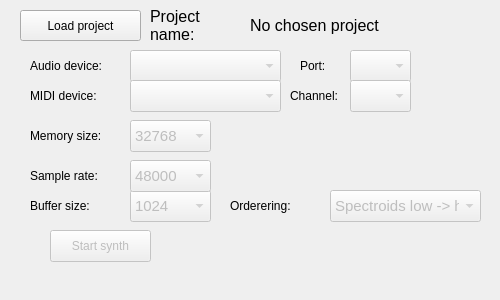
kj-jondell/Diabetes-Synth, file python/wavetablesynth/ui/wavetable_gui.ui: the form before one commit.
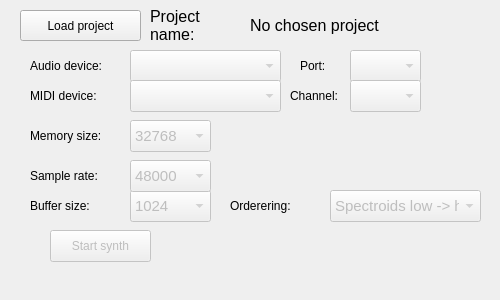
The form after the commit.

Diff of the .ui file:
```diff
--- a/python/wavetablesynth/ui/wavetable_gui.ui
+++ b/python/wavetablesynth/ui/wavetable_gui.ui
@@ -386,7 +386,7 @@
     <rect>
      <x>350</x>
      <y>50</y>
-     <width>61</width>
+     <width>71</width>
      <height>32</height>
     </rect>
    </property>
@@ -420,7 +420,7 @@
     <rect>
      <x>350</x>
      <y>80</y>
-     <width>61</width>
+     <width>71</width>
      <height>32</height>
     </rect>
    </property>
```
